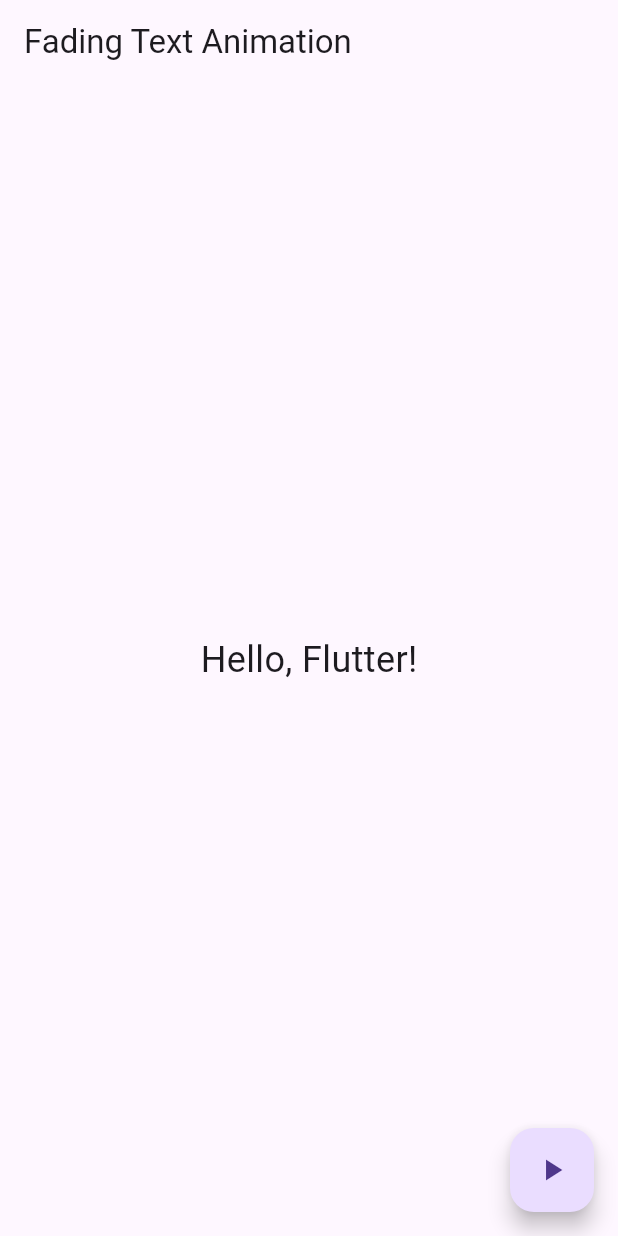
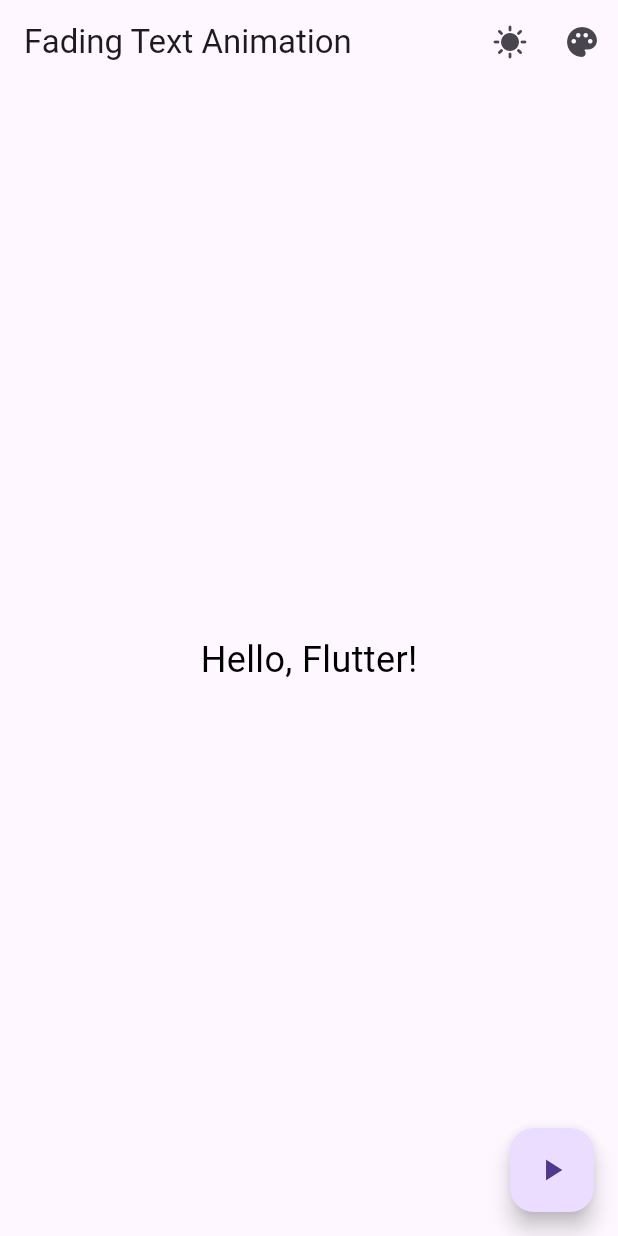
Before and after one commit to jasonyu17/MAD_InClassActivity7, a Flutter app: the screen it shows after launch, on a phone screen of 412 x 824 dp. Run offline on Flutter 3.47's test engine with Material 3 defaults, Android fonts, the phone set to English and light mode, and no system bars; our stand-ins replace flutter_colorpicker.

Commit message:
added button to change color of text

```diff
--- a/lib/main.dart
+++ b/lib/main.dart
@@ -1,4 +1,5 @@
 import 'package:flutter/material.dart';
+import 'package:flutter_colorpicker/flutter_colorpicker.dart';
 
 void main() {
   runApp(MyApp());
@@ -20,17 +21,74 @@
 
 class _FadingTextAnimationState extends State<FadingTextAnimation> {
   bool _isVisible = true;
+  Icon icon = Icon(Icons.sunny);
+  ThemeMode _themeMode = ThemeMode.system;
+  Color currentColor = Colors.black;
+
   void toggleVisibility() {
     setState(() {
       _isVisible = !_isVisible;
     });
   }
 
+  void changeTheme(ThemeMode themeMode) {
+    setState(() {
+      _themeMode = themeMode;
+    });
+  }
+
+  void _showColorPicker() {
+    showDialog(
+      context: context,
+      builder: (BuildContext context) {
+        return AlertDialog(
+          title: Text('Select Color'),
+          content: SingleChildScrollView(
+            child: ColorPicker(
+              pickerColor: currentColor,
+              onColorChanged: (Color color) {
+                setState(() {
+                  currentColor = color;
+                });
+              },
+            ),
+          ),
+          actions: <Widget>[
+            TextButton(
+              child: Text('Done'),
+              onPressed: () {
+                Navigator.of(context).pop();
+              },
+            ),
+          ],
+        );
+      },
+    );
+  }
+
+  void changeColor(Color color) => setState(() => currentColor = color);
+
   @override
   Widget build(BuildContext context) {
-    return Scaffold(
+    return MaterialApp(
+      theme: ThemeData.light(),
+      darkTheme: ThemeData.dark(),
+      themeMode: ThemeMode.system,
+      home: Scaffold(
         appBar: AppBar(
           title: Text('Fading Text Animation'),
+          actions: <Widget>[
+            IconButton(
+              icon: Icon(icon.icon),
+              onPressed: () => changeTheme(ThemeMode.dark),
+            ),
+            IconButton(
+              icon: Icon(Icons.palette),
+              onPressed: () {
+                _showColorPicker();
+              },
+            ),
+          ],
         ),
         body: Center(
           child: AnimatedOpacity(
@@ -38,7 +96,7 @@
             duration: Duration(seconds: 1),
             child: Text(
               'Hello, Flutter!',
-            style: TextStyle(fontSize: 24),
+              style: TextStyle(fontSize: 24, color: currentColor),
             ),
           ),
         ),
@@ -46,6 +104,7 @@
           onPressed: toggleVisibility,
           child: Icon(Icons.play_arrow),
         ),
+      ),
     );
   }
 }
--- a/pubspec.yaml
+++ b/pubspec.yaml
@@ -34,6 +34,7 @@
   # The following adds the Cupertino Icons font to your application.
   # Use with the CupertinoIcons class for iOS style icons.
   cupertino_icons: ^1.0.8
+  flutter_colorpicker: ^1.1.0
 
 dev_dependencies:
   flutter_test:
```
Also changed, not shown: pubspec.lock. Lines whose indentation alone changed are shown as unchanged.
